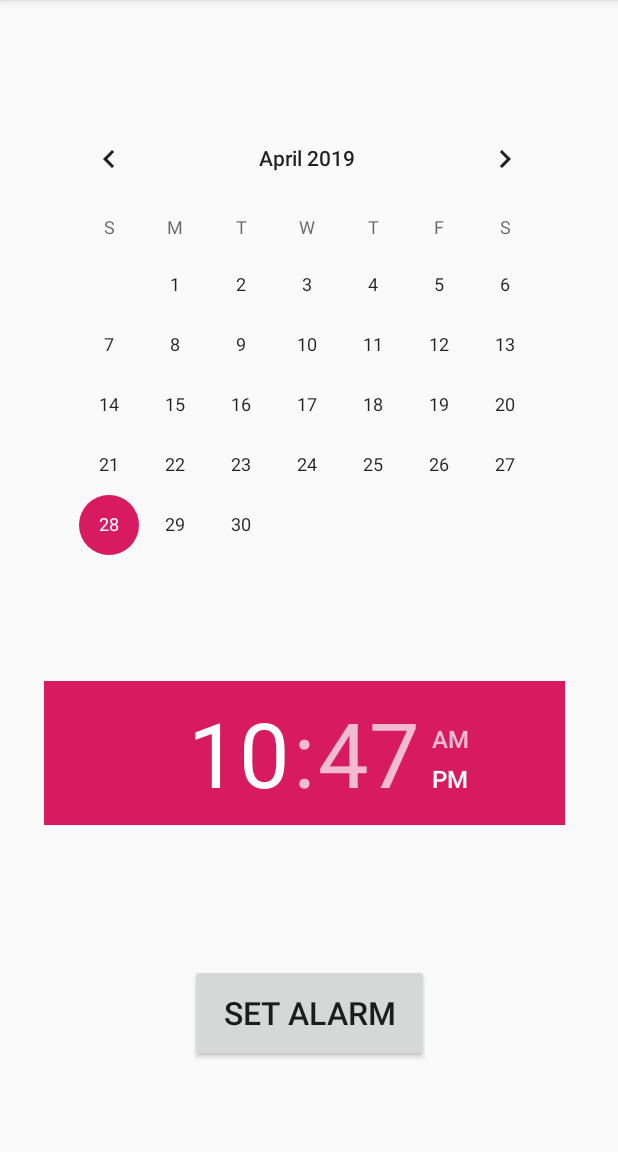
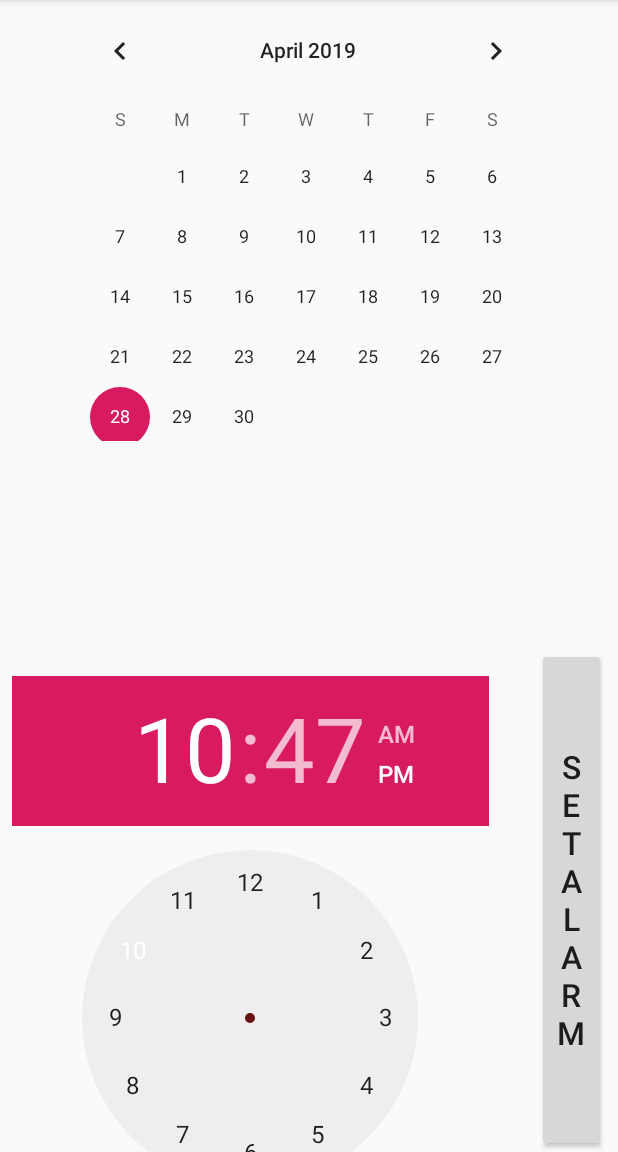
Before and after one commit to aomarai/Android-Alarm-Clock, an Android app: the AddAlarmActivity screen opened directly, with no data from a screen before it, on a phone screen of 412 x 824 dp, the part 84-1236 px from its top. Run offline under Robolectric (Android 15) with nearby library versions, the phone set to English and light mode, and no system bars.

Commit message:
fixed no time set bug for one time alarm

```diff
--- a/app/src/main/res/layout/activity_add_alarm.xml
+++ b/app/src/main/res/layout/activity_add_alarm.xml
@@ -8,43 +8,41 @@
 
     <CalendarView
         android:id="@+id/setAlarmDate"
-        android:layout_width="wrap_content"
-        android:layout_height="wrap_content"
+        android:layout_width="332dp"
+        android:layout_height="294dp"
         android:layout_marginStart="16dp"
-        android:layout_marginTop="72dp"
         android:layout_marginEnd="16dp"
         app:layout_constraintEnd_toEndOf="parent"
-        app:layout_constraintHorizontal_bias="0.448"
+        app:layout_constraintHorizontal_bias="0.489"
         app:layout_constraintStart_toStartOf="parent"
         app:layout_constraintTop_toTopOf="parent" />
 
     <TimePicker
         android:id="@+id/timePicker1"
-        android:layout_width="347dp"
-        android:layout_height="96dp"
+        android:layout_width="318dp"
+        android:layout_height="317dp"
         android:layout_marginStart="8dp"
         android:layout_marginTop="8dp"
-        android:layout_marginEnd="8dp"
-        android:layout_marginBottom="8dp"
+        android:layout_marginEnd="60dp"
         android:numbersSelectorColor="#00680F0F"
-        app:layout_constraintBottom_toTopOf="@+id/button"
+        app:layout_constraintBottom_toBottomOf="parent"
         app:layout_constraintEnd_toEndOf="parent"
-        app:layout_constraintHorizontal_bias="0.437"
+        app:layout_constraintHorizontal_bias="0.0"
         app:layout_constraintStart_toStartOf="parent"
         app:layout_constraintTop_toBottomOf="@+id/setAlarmDate"
-        app:layout_constraintVertical_bias="0.3" />
+        app:layout_constraintVertical_bias="1.0" />
 
     <Button
         android:id="@+id/button"
-        android:layout_width="159dp"
-        android:layout_height="65dp"
-        android:layout_marginStart="8dp"
+        android:layout_width="46dp"
+        android:layout_height="336dp"
+        android:layout_marginStart="356dp"
         android:layout_marginEnd="8dp"
-        android:layout_marginBottom="60dp"
         android:text="@string/set_alarm"
         android:textSize="21sp"
         app:layout_constraintBottom_toBottomOf="parent"
         app:layout_constraintEnd_toEndOf="parent"
+        app:layout_constraintHorizontal_bias="1.0"
         app:layout_constraintStart_toStartOf="parent" />
 
 </android.support.constraint.ConstraintLayout>
--- a/app/src/main/res/values/strings.xml
+++ b/app/src/main/res/values/strings.xml
@@ -12,5 +12,4 @@
     <string name="s_m_t_w_th_f_sa">S M T W Th F Sa</string>
     <string name="your_current_location_is">Your Current Location is:</string>
     <string name="time_before_location_alarm_goes_off">Time before location alarm goes off?</string>
-    <string name="start">Start!</string>
 </resources>
```
